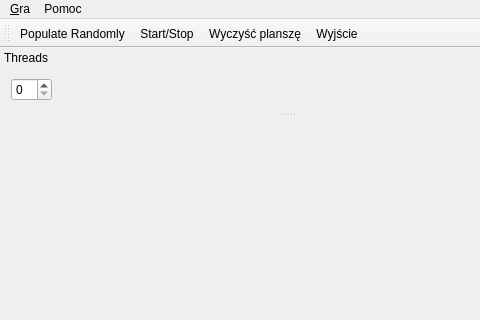
Qt form 17/3/1-2/lifemainwindow.ui (jurikimurik/QT__introduction_exercises) before a commit; both pictures show x 0 to 480 and y 0 to 320 of the 577 by 458 pixel window.
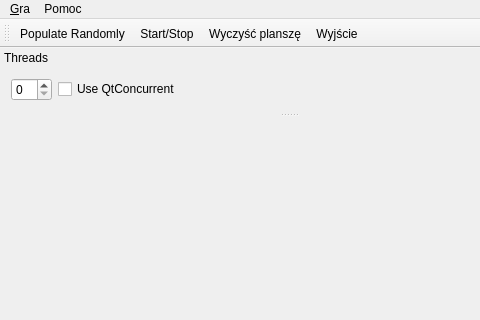
The same form after that commit.

Patch:
```diff
--- a/17/3/1-2/lifemainwindow.ui
+++ b/17/3/1-2/lifemainwindow.ui
@@ -80,6 +80,13 @@
        </property>
       </widget>
      </item>
+     <item>
+      <widget class="QCheckBox" name="isConcurrentBox">
+       <property name="text">
+        <string>Use QtConcurrent</string>
+       </property>
+      </widget>
+     </item>
      <item>
       <spacer name="horizontalSpacer">
        <property name="orientation">
```
Left out of the diff: 2 changed lines with no effect on the pictures.
